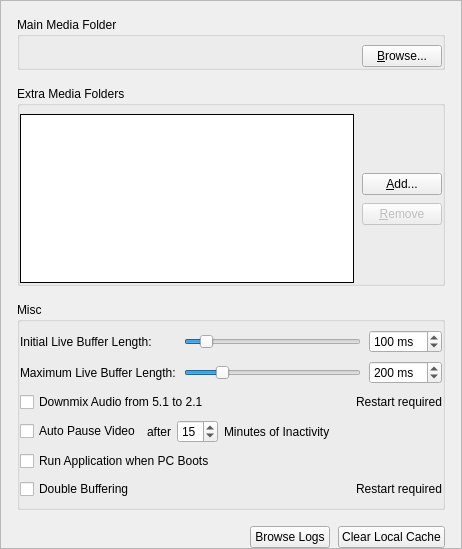
This is client/src/ui/widgets/local_settings/general_preferences_widget.ui in networkoptix/nx_open as Qt 5 draws it before an edit. The edited form follows.
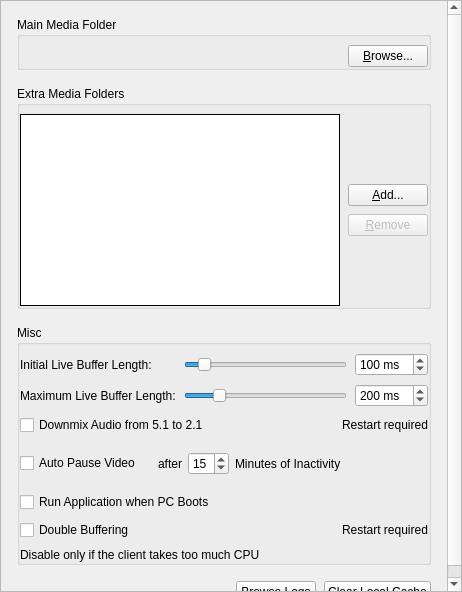
This is the edited form. Custom widgets are drawn as their Qt base class.

Commit message:
VMS-2529 - "Local Settings" always asks to restart the Client
VMS-2711 - Couldn't set "Autopause video"

<==== Mercurial data ====>
Branch: dev_3.0.0_gui

```diff
--- a/client/src/ui/widgets/local_settings/general_preferences_widget.ui
+++ b/client/src/ui/widgets/local_settings/general_preferences_widget.ui
@@ -7,7 +7,7 @@
     <x>0</x>
     <y>0</y>
     <width>462</width>
-    <height>549</height>
+    <height>592</height>
    </rect>
   </property>
   <property name="windowTitle">
@@ -46,7 +46,7 @@
         <x>0</x>
         <y>0</y>
         <width>460</width>
-        <height>547</height>
+        <height>590</height>
        </rect>
       </property>
       <layout class="QVBoxLayout" name="verticalLayout_2">
@@ -236,8 +236,72 @@
           <property name="spacing">
            <number>8</number>
           </property>
-          <item row="5" column="0" colspan="2">
-           <widget class="QnWordWrappedLabel" name="doubleBufferWarningLabel" native="true"/>
+          <item row="2" column="0" colspan="2">
+           <layout class="QHBoxLayout" name="pauseOnInactivityLayout" stretch="0,0,0">
+            <item>
+             <widget class="QCheckBox" name="pauseOnInactivityCheckBox">
+              <property name="text">
+               <string>Auto Pause Video</string>
+              </property>
+             </widget>
+            </item>
+            <item>
+             <widget class="QWidget" name="idleTimeoutWidget" native="true">
+              <layout class="QHBoxLayout" name="horizontalLayout_3">
+               <item>
+                <widget class="QLabel" name="idleTimeoutLabel1">
+                 <property name="text">
+                  <string>after</string>
+                 </property>
+                 <property name="buddy">
+                  <cstring>idleTimeoutSpinBox</cstring>
+                 </property>
+                </widget>
+               </item>
+               <item>
+                <widget class="QSpinBox" name="idleTimeoutSpinBox">
+                 <property name="minimum">
+                  <number>1</number>
+                 </property>
+                 <property name="maximum">
+                  <number>60</number>
+                 </property>
+                 <property name="value">
+                  <number>15</number>
+                 </property>
+                </widget>
+               </item>
+               <item>
+                <widget class="QLabel" name="idleTimeoutLabel2">
+                 <property name="text">
+                  <string>Minutes of Inactivity</string>
+                 </property>
+                </widget>
+               </item>
+              </layout>
+             </widget>
+            </item>
+            <item>
+             <spacer name="horizontalSpacer_7">
+              <property name="orientation">
+               <enum>Qt::Horizontal</enum>
+              </property>
+              <property name="sizeHint" stdset="0">
+               <size>
+                <width>40</width>
+                <height>20</height>
+               </size>
+              </property>
+             </spacer>
+            </item>
+           </layout>
+          </item>
+          <item row="1" column="1" alignment="Qt::AlignRight">
+           <widget class="QLabel" name="downmixWarningLabel">
+            <property name="text">
+             <string>Restart required</string>
+            </property>
+           </widget>
           </item>
           <item row="0" column="0" colspan="2">
            <layout class="QGridLayout" name="gridLayout">
@@ -345,6 +409,13 @@
             </item>
            </layout>
           </item>
+          <item row="4" column="1" alignment="Qt::AlignRight">
+           <widget class="QLabel" name="doubleBufferRestartLabel">
+            <property name="text">
+             <string>Restart required</string>
+            </property>
+           </widget>
+          </item>
           <item row="4" column="0">
            <widget class="QCheckBox" name="doubleBufferCheckbox">
             <property name="text">
@@ -352,20 +423,6 @@
             </property>
            </widget>
           </item>
-          <item row="1" column="0">
-           <widget class="QCheckBox" name="downmixAudioCheckBox">
-            <property name="text">
-             <string>Downmix Audio from 5.1 to 2.1</string>
-            </property>
-           </widget>
-          </item>
-          <item row="4" column="1" alignment="Qt::AlignRight">
-           <widget class="QLabel" name="doubleBufferRestartLabel">
-            <property name="text">
-             <string>Restart required</string>
-            </property>
-           </widget>
-          </item>
           <item row="3" column="0">
            <widget class="QCheckBox" name="autoStartCheckBox">
             <property name="text">
@@ -373,85 +430,20 @@
             </property>
            </widget>
           </item>
-          <item row="2" column="0" colspan="2">
-           <layout class="QHBoxLayout" name="pauseOnInactivityLayout">
-            <property name="spacing">
-             <number>8</number>
-            </property>
-            <item>
-             <widget class="QWidget" name="idleTimeoutWidget" native="true">
-              <layout class="QHBoxLayout" name="horizontalLayout_3">
-               <property name="leftMargin">
-                <number>0</number>
-               </property>
-               <property name="topMargin">
-                <number>0</number>
-               </property>
-               <property name="rightMargin">
-                <number>0</number>
-               </property>
-               <property name="bottomMargin">
-                <number>0</number>
-               </property>
-               <item>
-                <widget class="QCheckBox" name="pauseOnInactivityCheckBox">
+          <item row="1" column="0">
+           <widget class="QCheckBox" name="downmixAudioCheckBox">
                  <property name="text">
-                  <string>Auto Pause Video</string>
+             <string>Downmix Audio from 5.1 to 2.1</string>
                  </property>
                 </widget>
                </item>
-               <item>
-                <widget class="QLabel" name="idleTimeoutLabel1">
+          <item row="5" column="0" colspan="2">
+           <widget class="QLabel" name="doubleBufferWarningLabel">
                  <property name="text">
-                  <string>after</string>
-                 </property>
-                 <property name="buddy">
-                  <cstring>idleTimeoutSpinBox</cstring>
-                 </property>
-                </widget>
-               </item>
-               <item>
-                <widget class="QSpinBox" name="idleTimeoutSpinBox">
-                 <property name="minimum">
-                  <number>1</number>
-                 </property>
-                 <property name="maximum">
-                  <number>60</number>
-                 </property>
-                 <property name="value">
-                  <number>15</number>
-                 </property>
-                </widget>
-               </item>
-               <item>
-                <widget class="QLabel" name="idleTimeoutLabel2">
-                 <property name="text">
-                  <string>Minutes of Inactivity</string>
-                 </property>
-                </widget>
-               </item>
-              </layout>
-             </widget>
-            </item>
-            <item>
-             <spacer name="horizontalSpacer_7">
-              <property name="orientation">
-               <enum>Qt::Horizontal</enum>
-              </property>
-              <property name="sizeHint" stdset="0">
-               <size>
-                <width>40</width>
-                <height>20</height>
-               </size>
-              </property>
-             </spacer>
-            </item>
-           </layout>
-          </item>
-          <item row="1" column="1" alignment="Qt::AlignRight">
-           <widget class="QLabel" name="downmixWarningLabel">
-            <property name="text">
-             <string>Restart required</string>
+             <string>Disable only if the client takes too much CPU</string>
+            </property>
+            <property name="wordWrap">
+             <bool>true</bool>
             </property>
            </widget>
           </item>
@@ -498,14 +490,6 @@
    </item>
   </layout>
  </widget>
- <customwidgets>
-  <customwidget>
-   <class>QnWordWrappedLabel</class>
-   <extends>QWidget</extends>
-   <header location="global">ui/widgets/word_wrapped_label.h</header>
-   <container>1</container>
-  </customwidget>
- </customwidgets>
  <tabstops>
   <tabstop>scrollArea</tabstop>
   <tabstop>browseMainMediaFolderButton</tabstop>
```
Left out of the diff: 1 changed line with no effect on the pictures. Lines whose indentation alone changed are shown as unchanged. The commit also changes 6 other files.
